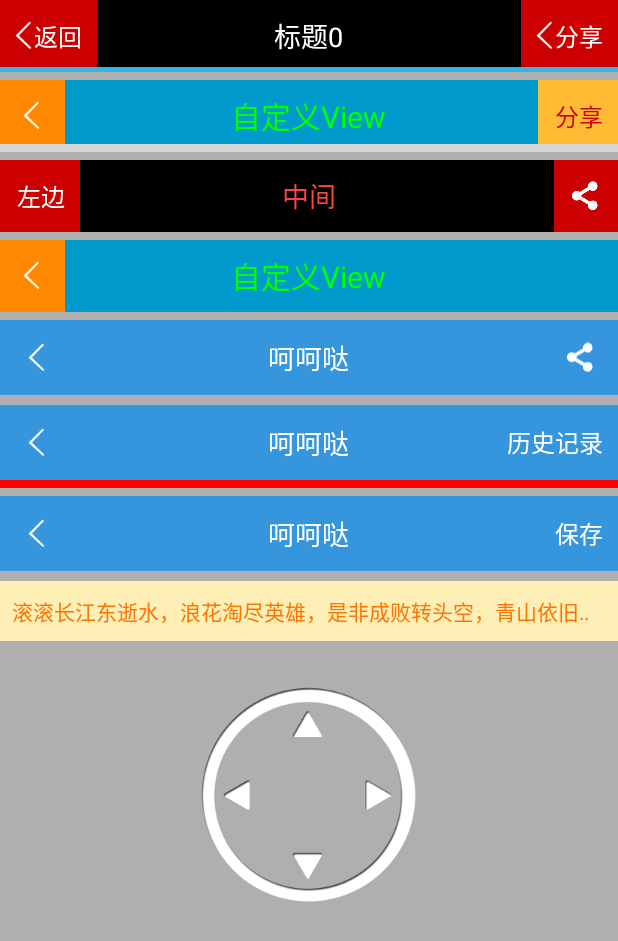
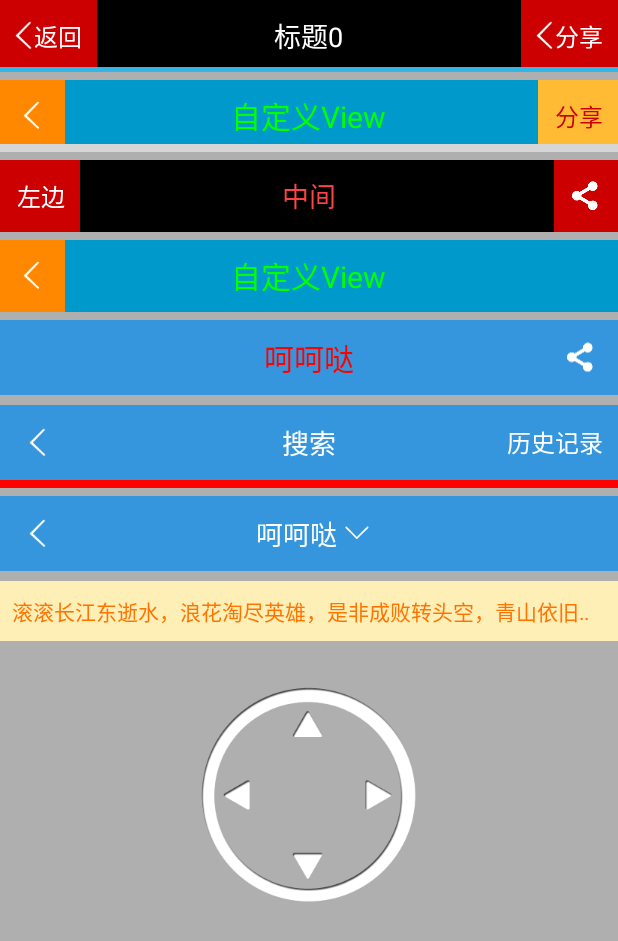
Before and after one commit to wpq2014/MyDemo, an Android app: the TopBarActivity screen opened directly, with no data from a screen before it, on a phone screen of 412 x 824 dp. Shown: the top 941 px of the screen. Run offline under Robolectric (Android 15) with nearby library versions, the phone set to English and light mode, and no system bars; our stand-ins replace ButterKnife; grey boxes are pictures that could not be loaded.

Commit message:
optimize CommonTitleBar

```diff
--- a/app/src/main/java/com/demo/wpq/mydemo/customview/TopBarActivity.java
+++ b/app/src/main/java/com/demo/wpq/mydemo/customview/TopBarActivity.java
@@ -26,8 +26,12 @@ public class TopBarActivity extends Activity {
 
     @BindView(R.id.topbar0)
     TopBar topbar0;
+    @BindView(R.id.commonTitleBar0)
+    CommonTitleBar commonTitleBar0;
     @BindView(R.id.commonTitleBar1)
     CommonTitleBar commonTitleBar1;
+    @BindView(R.id.commonTitleBar2)
+    CommonTitleBar commonTitleBar2;
     @BindView(R.id.directionView)
     DirectionView directionView;
     @BindView(R.id.marquee_textView)
@@ -68,20 +72,26 @@ public class TopBarActivity extends Activity {
             }
         }, 3000);
 
-        commonTitleBar1.setSplitLineBackground(new ColorDrawable(Color.RED))
+        commonTitleBar0.setCenterTextColor(Color.RED)
+                .setCenterTextSize(20)
+                .setLeftImageLayoutVisibility(View.GONE);
+        commonTitleBar1.setCenterText("搜索")
+                .setSplitLineBackground(new ColorDrawable(Color.RED))
                 .setSplitLineHeight(5)
-                .setOnTitleBarLeftClickListener(new CommonTitleBar.OnTitleBarClickListener() {
+                .setRightTextEnabled(true)
+                .setOnLeftImageClickListener(new CommonTitleBar.OnTitleBarClickListener() {
                     @Override
                     public void onClick(View view) {
                         MToastUtil.show(TopBarActivity.this, "返回");
                     }
                 })
-                .setOnTitleBarRightTextClickListener(new CommonTitleBar.OnTitleBarClickListener() {
+                .setOnRightTextClickListener(new CommonTitleBar.OnTitleBarClickListener() {
                     @Override
                     public void onClick(View view) {
                         MToastUtil.show(TopBarActivity.this, ((TextView) view).getText().toString());
                     }
                 });
+        commonTitleBar2.setRightTextVisibility(View.GONE);
 
         directionView.setOnDirectionChangedListener(new DirectionView.OnDirectionChangedListener() {
             @Override
--- a/app/src/main/java/com/demo/wpq/mydemo/customview/view/CommonTitleBar.java
+++ b/app/src/main/java/com/demo/wpq/mydemo/customview/view/CommonTitleBar.java
@@ -27,16 +27,16 @@ public class CommonTitleBar extends FrameLayout implements View.OnClickListener
 
     /** 整个TitleBar布局 */
     private FrameLayout mFlTitleBar;
-    /** 左边布局 */
-    private LinearLayout mLlLeft;
+    /** 左边图片布局 */
+    private LinearLayout mLlLeftImage;
     /** 左边图片 */
     private ImageView mIvLeft;
     /** 中间布局 */
     private LinearLayout mLlCenter;
     /** 中间文字 */
-    private TextView mTvTitle;
+    private TextView mTvCenter;
     /** 中间图片 */
-    private ImageView mIvTitle;
+    private ImageView mIvCenter;
     /** 右边布局 */
     private LinearLayout mLlRight;
     /** 右边图片布局 */
@@ -59,35 +59,41 @@ public class CommonTitleBar extends FrameLayout implements View.OnClickListener
         inflater.inflate(R.layout.view_common_title_bar, this, true);
 
         mFlTitleBar = (FrameLayout) findViewById(R.id.fl_titleBar);
-        mLlLeft = (LinearLayout) findViewById(R.id.ll_left);
+        mLlLeftImage = (LinearLayout) findViewById(R.id.ll_left_image);
         mIvLeft = (ImageView) findViewById(R.id.iv_left);
         mLlCenter = (LinearLayout) findViewById(R.id.ll_center);
-        mTvTitle = (TextView) findViewById(R.id.tv_center);
-        mIvTitle = (ImageView) findViewById(R.id.iv_center);
+        mTvCenter = (TextView) findViewById(R.id.tv_center);
+        mIvCenter = (ImageView) findViewById(R.id.iv_center);
         mLlRight = (LinearLayout) findViewById(R.id.ll_right);
         mLlRightImage = (LinearLayout) findViewById(R.id.ll_right_image);
         mIvRight = (ImageView) findViewById(R.id.iv_right);
         mTvRight = (TextView) findViewById(R.id.tv_right);
         mViewSplitLine = findViewById(R.id.v_splitLine);
         // init
-        mIvTitle.setVisibility(View.GONE);
+        mIvCenter.setVisibility(View.GONE);
         mLlRightImage.setVisibility(View.GONE);
         mTvRight.setVisibility(View.GONE);
         // listener
-        mLlLeft.setOnClickListener(this);
+        mLlLeftImage.setOnClickListener(this);
         mLlCenter.setOnClickListener(this);
         mLlRightImage.setOnClickListener(this);
         mTvRight.setOnClickListener(this);
 
         TypedArray ta = context.obtainStyledAttributes(attrs, R.styleable.CommonTitleBar);
-        String title = ta.getString(R.styleable.CommonTitleBar_tb_title);
+        String centerText = ta.getString(R.styleable.CommonTitleBar_tb_centerText);
+        int centerImageRes = ta.getResourceId(R.styleable.CommonTitleBar_tb_centerImageSrc, 0);
         String rightText = ta.getString(R.styleable.CommonTitleBar_tb_rightText);
         int rightImageRes = ta.getResourceId(R.styleable.CommonTitleBar_tb_rightImageSrc, 0);
         ta.recycle();
-        // 标题
-        mTvTitle.setText(title);
+        // 中间文字
+        mTvCenter.setText(centerText);
+        // 中间图片
+        if (0 != centerImageRes) {
+            mIvCenter.setVisibility(View.VISIBLE);
+            mIvCenter.setImageResource(centerImageRes);
+        }
         // 右边图片
-        if (rightImageRes != 0) {
+        if (0 != rightImageRes) {
             mLlRightImage.setVisibility(View.VISIBLE);
             mIvRight.setImageResource(rightImageRes);
         }
@@ -100,67 +106,66 @@ public class CommonTitleBar extends FrameLayout implements View.OnClickListener
 
     public CommonTitleBar setTitleBarBackground(int color) {
         mFlTitleBar.setBackgroundColor(color);
-        invalidate();
         return this;
     }
 
     public CommonTitleBar setTitleBarBackground(Drawable drawable) {
         mFlTitleBar.setBackgroundDrawable(drawable);
-        invalidate();
         return this;
     }
 
-    public CommonTitleBar setTitle(String title) {
-        mTvTitle.setText(title);
-        invalidate();
+    public CommonTitleBar setCenterLayoutBackground(int color) {
+        mLlCenter.setBackgroundColor(color);
         return this;
     }
 
-    public CommonTitleBar setTitleTextColor(int color) {
-        mTvTitle.setTextColor(color);
-        invalidate();
+    public CommonTitleBar setCenterLayoutBackground(Drawable drawable) {
+        mLlCenter.setBackgroundDrawable(drawable);
         return this;
     }
 
-    public CommonTitleBar setTitleTextSize(float textSize) {
-        mTvTitle.setTextSize(sp2px(textSize));
-        invalidate();
+    public CommonTitleBar setCenterText(String title) {
+        mTvCenter.setText(title);
         return this;
     }
 
-    public CommonTitleBar setTitleImageResource(int resId) {
-        mIvTitle.setImageResource(resId);
-        invalidate();
+    public CommonTitleBar setCenterTextColor(int color) {
+        mTvCenter.setTextColor(color);
         return this;
     }
 
-    public CommonTitleBar setTitleImageDrawable(Drawable drawable) {
-        mIvTitle.setImageDrawable(drawable);
-        invalidate();
+    public CommonTitleBar setCenterTextSize(float textSize) {
+        mTvCenter.setTextSize(TypedValue.COMPLEX_UNIT_PX, sp2px(textSize));
         return this;
     }
 
-    public CommonTitleBar setLeftBackground(int resId) {
-        mLlLeft.setBackgroundResource(resId);
-        invalidate();
+    public CommonTitleBar setCenterImageResource(int resId) {
+        mIvCenter.setImageResource(resId);
         return this;
     }
 
-    public CommonTitleBar setLeftBackground(Drawable drawable) {
-        mLlLeft.setBackgroundDrawable(drawable);
-        invalidate();
+    public CommonTitleBar setCenterImageDrawable(Drawable drawable) {
+        mIvCenter.setImageDrawable(drawable);
+        return this;
+    }
+
+    public CommonTitleBar setLeftImageLayoutBackground(int resId) {
+        mLlLeftImage.setBackgroundResource(resId);
+        return this;
+    }
+
+    public CommonTitleBar setLeftImageLayoutBackground(Drawable drawable) {
+        mLlLeftImage.setBackgroundDrawable(drawable);
         return this;
     }
 
     public CommonTitleBar setLeftImageResource(int resId) {
         mIvLeft.setImageResource(resId);
-        invalidate();
         return this;
     }
 
     public CommonTitleBar setLeftImageDrawable(Drawable drawable) {
         mIvLeft.setImageDrawable(drawable);
-        invalidate();
         return this;
     }
 
@@ -171,7 +176,6 @@ public class CommonTitleBar extends FrameLayout implements View.OnClickListener
      */
     public CommonTitleBar setRightImageLayoutBackground(int resId) {
         mLlRightImage.setBackgroundResource(resId);
-        invalidate();
         return this;
     }
 
@@ -182,49 +186,41 @@ public class CommonTitleBar extends FrameLayout implements View.OnClickListener
      */
     public CommonTitleBar setRightImageLayoutBackground(Drawable drawable) {
         mLlRightImage.setBackgroundDrawable(drawable);
-        invalidate();
         return this;
     }
 
     public CommonTitleBar setRightImageResource(int resId) {
         mIvRight.setImageResource(resId);
-        invalidate();
         return this;
     }
 
     public CommonTitleBar setRightImageDrawable(Drawable drawable) {
         mIvRight.setImageDrawable(drawable);
-        invalidate();
         return this;
     }
 
     public CommonTitleBar setRightText(String text) {
         mTvRight.setText(text);
-        invalidate();
         return this;
     }
 
     public CommonTitleBar setRightTextColor(int color) {
         mTvRight.setTextColor(color);
-        invalidate();
         return this;
     }
 
     public CommonTitleBar setRightTextSize(float textSize) {
-        mTvRight.setTextSize(sp2px(textSize));
-        invalidate();
+        mTvRight.setTextSize(TypedValue.COMPLEX_UNIT_PX, sp2px(textSize));
         return this;
     }
 
     public CommonTitleBar setRightTextBackground(int resId) {
         mTvRight.setBackgroundResource(resId);
-        invalidate();
         return this;
     }
 
     public CommonTitleBar setRightTextBackground(Drawable drawable) {
         mTvRight.setBackgroundDrawable(drawable);
-        invalidate();
         return this;
     }
 
@@ -235,7 +231,6 @@ public class CommonTitleBar extends FrameLayout implements View.OnClickListener
      */
     public CommonTitleBar setSplitLineBackground(int resId) {
         mViewSplitLine.setBackgroundResource(resId);
-        invalidate();
         return this;
     }
 
@@ -246,7 +241,6 @@ public class CommonTitleBar extends FrameLayout implements View.OnClickListener
      */
     public CommonTitleBar setSplitLineBackground(Drawable drawable) {
         mViewSplitLine.setBackgroundDrawable(drawable);
-        invalidate();
         return this;
     }
 
@@ -254,7 +248,55 @@ public class CommonTitleBar extends FrameLayout implements View.OnClickListener
         ViewGroup.LayoutParams lp = mViewSplitLine.getLayoutParams();
         lp.height = dp2px(height);
         mViewSplitLine.setLayoutParams(lp);
-        invalidate();
+        return this;
+    }
+
+    public CommonTitleBar setCenterTextVisibility(int visibility) {
+        mTvCenter.setVisibility(visibility);
+        return this;
+    }
+
+    public CommonTitleBar setCenterImageVisibility(int visibility) {
+        mIvCenter.setVisibility(visibility);
+        return this;
+    }
+
+    public CommonTitleBar setLeftImageLayoutVisibility(int visibility) {
+        mLlLeftImage.setVisibility(visibility);
+        return this;
+    }
+
+    public CommonTitleBar setRightImageLayoutVisibility(int visibility) {
+        mLlRightImage.setVisibility(visibility);
+        return this;
+    }
+
+    public CommonTitleBar setRightTextVisibility(int visibility) {
+        mTvRight.setVisibility(visibility);
+        return this;
+    }
+
+    public CommonTitleBar setLeftImageLayoutEnabled(boolean enabled) {
+        mLlLeftImage.setEnabled(enabled);
+        mIvLeft.setEnabled(enabled);
+        return this;
+    }
+
+    public CommonTitleBar setCenterLayoutEnabled(boolean enabled) {
+        mLlCenter.setEnabled(enabled);
+        mTvCenter.setEnabled(enabled);
+        mIvCenter.setEnabled(enabled);
+        return this;
+    }
+
+    public CommonTitleBar setRightImageLayoutEnabled(boolean enabled) {
+        mLlRightImage.setEnabled(enabled);
+        mIvRight.setEnabled(enabled);
+        return this;
+    }
+
+    public CommonTitleBar setRightTextEnabled(boolean enabled) {
+        mTvRight.setEnabled(enabled);
         return this;
     }
 
@@ -272,30 +314,30 @@ public class CommonTitleBar extends FrameLayout implements View.OnClickListener
     public void onClick(View v) {
         switch (v.getId()) {
             // 左边
-            case R.id.ll_left: {
-                if (null != mOnTitleBarLeftClickListener) {
-                    mOnTitleBarLeftClickListener.onClick(mLlLeft);
+            case R.id.ll_left_image: {
+                if (null != mOnLeftImageClickListener) {
+                    mOnLeftImageClickListener.onClick(mLlLeftImage);
                 }
                 break;
             }
             // 中间
             case R.id.ll_center: {
-                if (null != mOnTitleBarTitleClickListener) {
-                    mOnTitleBarTitleClickListener.onClick(mLlCenter);
+                if (null != mOnCenterClickListener) {
+                    mOnCenterClickListener.onClick(mLlCenter);
                 }
                 break;
             }
             // 右边图片
             case R.id.ll_right_image: {
-                if (null != mOnTitleBarRightImageClickListener) {
-                    mOnTitleBarRightImageClickListener.onClick(mLlRightImage);
+                if (null != mOnRightImageClickListener) {
+                    mOnRightImageClickListener.onClick(mLlRightImage);
                 }
                 break;
             }
             // 右边文字
             case R.id.tv_right: {
-                if (null != mOnTitleBarRightTextClickListener) {
-                    mOnTitleBarRightTextClickListener.onClick(mTvRight);
+                if (null != mOnRightTextClickListener) {
+                    mOnRightTextClickListener.onClick(mTvRight);
                 }
                 break;
             }
@@ -306,28 +348,28 @@ public class CommonTitleBar extends FrameLayout implements View.OnClickListener
         void onClick(View view);
     }
 
-    private OnTitleBarClickListener mOnTitleBarLeftClickListener;
-    private OnTitleBarClickListener mOnTitleBarTitleClickListener;
-    private OnTitleBarClickListener mOnTitleBarRightImageClickListener;
-    private OnTitleBarClickListener mOnTitleBarRightTextClickListener;
+    private OnTitleBarClickListener mOnLeftImageClickListener;
+    private OnTitleBarClickListener mOnCenterClickListener;
+    private OnTitleBarClickListener mOnRightImageClickListener;
+    private OnTitleBarClickListener mOnRightTextClickListener;
 
-    public CommonTitleBar setOnTitleBarLeftClickListener(OnTitleBarClickListener onTitleBarLeftClickListener) {
-        this.mOnTitleBarLeftClickListener = onTitleBarLeftClickListener;
+    public CommonTitleBar setOnLeftImageClickListener(OnTitleBarClickListener onLeftImageClickListener) {
+        this.mOnLeftImageClickListener = onLeftImageClickListener;
         return this;
     }
 
-    public CommonTitleBar setOnTitleBarTitleClickListener(OnTitleBarClickListener onTitleBarTitleClickListener) {
-        this.mOnTitleBarTitleClickListener = onTitleBarTitleClickListener;
+    public CommonTitleBar setOnCenterClickListener(OnTitleBarClickListener onCenterClickListener) {
+        this.mOnCenterClickListener = onCenterClickListener;
         return this;
     }
 
-    public CommonTitleBar setOnTitleBarRightImageClickListener(OnTitleBarClickListener onTitleBarRightImageClickListener) {
-        this.mOnTitleBarRightImageClickListener = onTitleBarRightImageClickListener;
+    public CommonTitleBar setOnRightImageClickListener(OnTitleBarClickListener onRightImageClickListener) {
+        this.mOnRightImageClickListener = onRightImageClickListener;
         return this;
     }
 
-    public CommonTitleBar setOnTitleBarRightTextClickListener(OnTitleBarClickListener onTitleBarRightTextClickListener) {
-        this.mOnTitleBarRightTextClickListener = onTitleBarRightTextClickListener;
+    public CommonTitleBar setOnRightTextClickListener(OnTitleBarClickListener onRightTextClickListener) {
+        this.mOnRightTextClickListener = onRightTextClickListener;
         return this;
     }
 }
--- a/app/src/main/res/layout/activity_topbar.xml
+++ b/app/src/main/res/layout/activity_topbar.xml
@@ -78,7 +78,7 @@
         android:layout_height="wrap_content"
         android:layout_marginTop="5dp"
         top:tb_rightImageSrc="@mipmap/ic_share"
-        top:tb_title="呵呵哒"/>
+        top:tb_centerText="呵呵哒"/>
 
     <com.demo.wpq.mydemo.customview.view.CommonTitleBar
         android:id="@+id/commonTitleBar1"
@@ -86,7 +86,7 @@
         android:layout_height="wrap_content"
         android:layout_marginTop="5dp"
         top:tb_rightText="历史记录"
-        top:tb_title="呵呵哒"/>
+        top:tb_centerText="呵呵哒"/>
 
     <com.demo.wpq.mydemo.customview.view.CommonTitleBar
         android:id="@+id/commonTitleBar2"
@@ -94,7 +94,8 @@
         android:layout_height="wrap_content"
         android:layout_marginTop="5dp"
         top:tb_rightText="保存"
-        top:tb_title="呵呵哒"/>
+        top:tb_centerText="呵呵哒"
+        top:tb_centerImageSrc="@drawable/ic_arrow_down_white"/>
 
     <com.demo.wpq.mydemo.customview.view.MarqueeTextView
         android:id="@+id/marquee_textView"
--- a/app/src/main/res/layout/view_common_title_bar.xml
+++ b/app/src/main/res/layout/view_common_title_bar.xml
@@ -1,4 +1,5 @@
 <?xml version="1.0" encoding="utf-8"?>
+<!-- 自定义通用标题栏CommonTitleBar -->
 <LinearLayout
     xmlns:android="http://schemas.android.com/apk/res/android"
     xmlns:tools="http://schemas.android.com/tools"
@@ -9,23 +10,23 @@
     <FrameLayout
         android:id="@+id/fl_titleBar"
         android:layout_width="match_parent"
-        android:layout_height="50dp"
+        android:layout_height="@dimen/common_title_bar_height"
         android:background="@color/back_bg_normal">
 
         <!-- 左边 -->
         <LinearLayout
-            android:id="@+id/ll_left"
-            android:layout_width="50dp"
+            android:id="@+id/ll_left_image"
+            android:layout_width="@dimen/common_title_bar_height"
             android:layout_height="match_parent"
             android:background="@drawable/back_bg_selector"
             android:gravity="center"
+            android:layout_gravity="left|center_vertical"
             android:orientation="horizontal">
 
             <ImageView
                 android:id="@+id/iv_left"
                 android:layout_width="wrap_content"
                 android:layout_height="match_parent"
-                android:paddingRight="1dp"
                 android:src="@mipmap/ic_back"/>
         </LinearLayout>
 
@@ -45,13 +46,14 @@
                 android:singleLine="true"
                 android:textColor="@android:color/white"
                 android:textSize="18sp"
+                android:paddingLeft="5dp"
+                android:paddingRight="5dp"
                 tools:text="中间"/>
 
             <ImageView
                 android:id="@+id/iv_center"
                 android:layout_width="wrap_content"
                 android:layout_height="wrap_content"
-                android:padding="5dp"
                 android:src="@drawable/ic_arrow_down_white"
                 android:visibility="gone"
                 tools:visibility="visible"/>
@@ -62,13 +64,13 @@
             android:id="@+id/ll_right"
             android:layout_width="wrap_content"
             android:layout_height="match_parent"
-            android:layout_gravity="right"
+            android:layout_gravity="right|center_vertical"
             android:gravity="center"
             android:orientation="horizontal">
             <!-- 图标 -->
             <LinearLayout
                 android:id="@+id/ll_right_image"
-                android:layout_width="50dp"
+                android:layout_width="@dimen/common_title_bar_height"
                 android:layout_height="match_parent"
                 android:background="@drawable/back_bg_selector"
                 android:gravity="center"
--- a/app/src/main/res/values/attrs.xml
+++ b/app/src/main/res/values/attrs.xml
@@ -28,8 +28,9 @@
 
     <!-- 自定义标题栏，标题在中间，引用xml布局 -->
     <declare-styleable name="CommonTitleBar">
-        <!-- 中间标题 -->
-        <attr name="tb_title" format="string"/>
+        <!-- 中间 -->
+        <attr name="tb_centerText" format="string"/>
+        <attr name="tb_centerImageSrc" format="reference"/>
         <!-- 右边 -->
         <attr name="tb_rightImageSrc" format="reference"/>
         <attr name="tb_rightText" format="string"/>
--- a/app/src/main/res/values/dimens.xml
+++ b/app/src/main/res/values/dimens.xml
@@ -12,4 +12,6 @@
     <dimen name="topbar_title_textsize">18dp</dimen>
     <dimen name="topbar_left_textsize">15dp</dimen>
 
+    <!-- CommonTitleBar height -->
+    <dimen name="common_title_bar_height">50dp</dimen>
 </resources>
```
